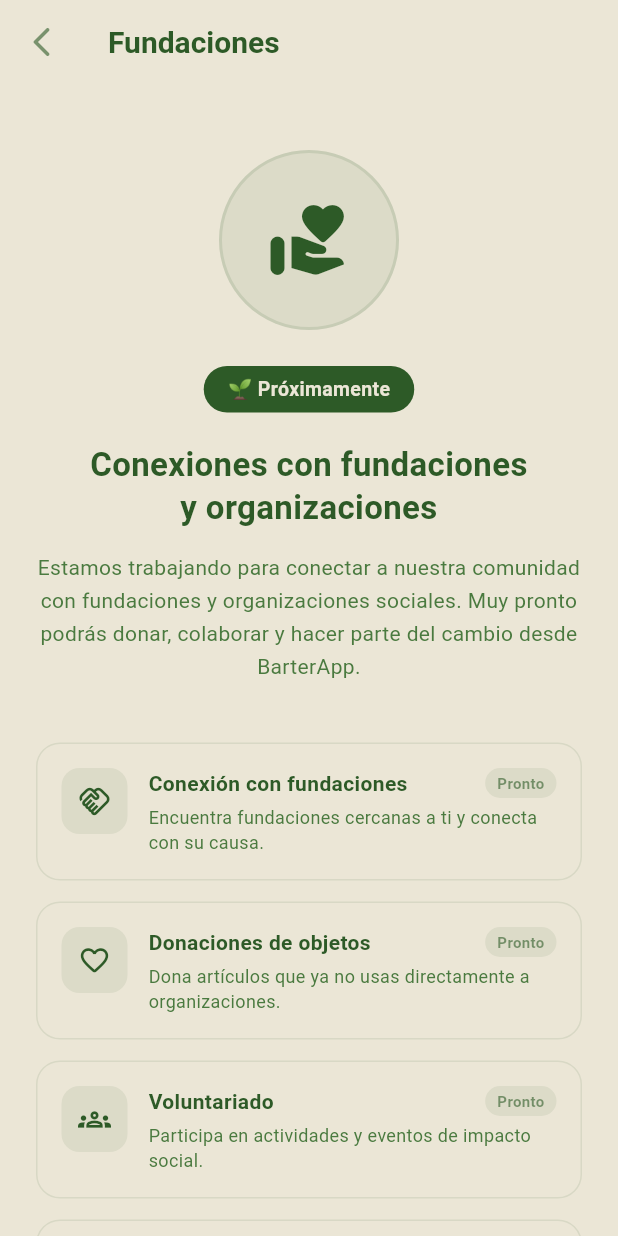
After one commit to CristianDev90/BarterApp, a Flutter app: the FundacionesScreen screen opened directly, on a phone screen of 412 x 824 dp. The commit adds this screen. Run offline on Flutter 3.47's test engine with Material 3 defaults, Android fonts, the phone set to English and light mode, and no system bars; our stand-ins replace cloud_firestore, firebase_auth, firebase_core, firebase_messaging, flutter_image_compress, flutter_local_notifications and 2 more; missing offline and left inert: cloudinary_public; accounts and stored records are empty; Roboto replaces fonts that are missing (Nunito).

Commit message:
fundaciones

```diff
--- a/lib/screens/feed_screen.dart
+++ b/lib/screens/feed_screen.dart
@@ -8,6 +8,7 @@ import 'crear_publicacion_screen.dart';
 import 'perfil_screen.dart';
 import 'detalle_publicacion_screen.dart';
 import 'intercambios_screen.dart';
+import 'fundaciones_screen.dart';
 
 class FeedScreen extends StatefulWidget {
   const FeedScreen({super.key});
--- /dev/null
+++ b/lib/screens/fundaciones_screen.dart
@@ -0,0 +1,252 @@
+import 'package:flutter/material.dart';
+
+class FundacionesScreen extends StatelessWidget {
+  const FundacionesScreen({super.key});
+
+  static const _verde      = Color(0xFF2D5A27);
+  static const _verdeMedio = Color(0xFF4A7A3F);
+  static const _fondo      = Color(0xFFEBE6D6);
+
+  @override
+  Widget build(BuildContext context) {
+    return Scaffold(
+      backgroundColor: _fondo,
+      appBar: AppBar(
+        backgroundColor: _fondo,
+        elevation: 0,
+        leading: IconButton(
+          icon: Icon(Icons.arrow_back_ios_rounded,
+              color: _verde.withValues(alpha: 0.6)),
+          onPressed: () => Navigator.pop(context),
+        ),
+        title: Text(
+          'Fundaciones',
+          style: TextStyle(
+            color: _verde,
+            fontWeight: FontWeight.bold,
+            fontSize: 20,
+          ),
+        ),
+      ),
+      body: SingleChildScrollView(
+        padding: const EdgeInsets.all(24),
+        child: Column(
+          crossAxisAlignment: CrossAxisAlignment.center,
+          children: [
+            const SizedBox(height: 20),
+
+            // ── Ícono principal ──────────────────────────────────────────
+            Container(
+              width: 120,
+              height: 120,
+              decoration: BoxDecoration(
+                color: _verde.withValues(alpha: 0.08),
+                shape: BoxShape.circle,
+                border: Border.all(
+                    color: _verde.withValues(alpha: 0.12), width: 2),
+              ),
+              child: Icon(
+                Icons.volunteer_activism_rounded,
+                size: 56,
+                color: _verde,
+              ),
+            ),
+            const SizedBox(height: 24),
+
+            // ── Badge "Próximamente" ─────────────────────────────────────
+            Container(
+              padding: const EdgeInsets.symmetric(horizontal: 16, vertical: 6),
+              decoration: BoxDecoration(
+                color: _verde,
+                borderRadius: BorderRadius.circular(50),
+              ),
+              child: Text(
+                '🌱 Próximamente',
+                style: TextStyle(
+                  color: _fondo,
+                  fontWeight: FontWeight.bold,
+                  fontSize: 13,
+                ),
+              ),
+            ),
+            const SizedBox(height: 20),
+
+            // ── Título ───────────────────────────────────────────────────
+            Text(
+              'Conexiones con fundaciones\ny organizaciones',
+              textAlign: TextAlign.center,
+              style: TextStyle(
+                color: _verde,
+                fontSize: 22,
+                fontWeight: FontWeight.bold,
+                height: 1.3,
+              ),
+            ),
+            const SizedBox(height: 14),
+
+            // ── Descripción ──────────────────────────────────────────────
+            Text(
+              'Estamos trabajando para conectar a nuestra comunidad '
+              'con fundaciones y organizaciones sociales. '
+              'Muy pronto podrás donar, colaborar y hacer parte '
+              'del cambio desde BarterApp.',
+              textAlign: TextAlign.center,
+              style: TextStyle(
+                color: _verdeMedio,
+                fontSize: 14,
+                height: 1.6,
+              ),
+            ),
+            const SizedBox(height: 40),
+
+            // ── Tarjetas de funciones futuras ────────────────────────────
+            _buildTarjetaFutura(
+              icono: Icons.handshake_outlined,
+              titulo: 'Conexión con fundaciones',
+              descripcion:
+                  'Encuentra fundaciones cercanas a ti y conecta con su causa.',
+            ),
+            const SizedBox(height: 14),
+            _buildTarjetaFutura(
+              icono: Icons.favorite_border_rounded,
+              titulo: 'Donaciones de objetos',
+              descripcion:
+                  'Dona artículos que ya no usas directamente a organizaciones.',
+            ),
+            const SizedBox(height: 14),
+            _buildTarjetaFutura(
+              icono: Icons.groups_outlined,
+              titulo: 'Voluntariado',
+              descripcion:
+                  'Participa en actividades y eventos de impacto social.',
+            ),
+            const SizedBox(height: 14),
+            _buildTarjetaFutura(
+              icono: Icons.business_outlined,
+              titulo: 'Alianzas con empresas',
+              descripcion:
+                  'Empresas comprometidas con el medio ambiente y la comunidad.',
+            ),
+            const SizedBox(height: 40),
+
+            // ── Mensaje final ────────────────────────────────────────────
+            Container(
+              width: double.infinity,
+              padding: const EdgeInsets.all(20),
+              decoration: BoxDecoration(
+                color: _verde.withValues(alpha: 0.06),
+                borderRadius: BorderRadius.circular(20),
+                border: Border.all(color: _verde.withValues(alpha: 0.1)),
+              ),
+              child: Column(
+                children: [
+                  Text('🌍',
+                      style: const TextStyle(fontSize: 32)),
+                  const SizedBox(height: 12),
+                  Text(
+                    'Juntos construimos\nuna comunidad mejor',
+                    textAlign: TextAlign.center,
+                    style: TextStyle(
+                      color: _verde,
+                      fontSize: 15,
+                      fontWeight: FontWeight.bold,
+                      height: 1.4,
+                    ),
+                  ),
+                  const SizedBox(height: 8),
+                  Text(
+                    'Esta función estará disponible en una próxima versión de BarterApp.',
+                    textAlign: TextAlign.center,
+                    style: TextStyle(
+                      color: _verdeMedio,
+                      fontSize: 12,
+                      height: 1.5,
+                    ),
+                  ),
+                ],
+              ),
+            ),
+            const SizedBox(height: 30),
+          ],
+        ),
+      ),
+    );
+  }
+
+  Widget _buildTarjetaFutura({
+    required IconData icono,
+    required String titulo,
+    required String descripcion,
+  }) {
+    return Container(
+      width: double.infinity,
+      padding: const EdgeInsets.all(16),
+      decoration: BoxDecoration(
+        color: _fondo,
+        borderRadius: BorderRadius.circular(16),
+        border: Border.all(color: _verde.withValues(alpha: 0.1)),
+      ),
+      child: Row(
+        crossAxisAlignment: CrossAxisAlignment.start,
+        children: [
+          Container(
+            width: 44,
+            height: 44,
+            decoration: BoxDecoration(
+              color: _verde.withValues(alpha: 0.08),
+              borderRadius: BorderRadius.circular(12),
+            ),
+            child: Icon(icono, color: _verde, size: 22),
+          ),
+          const SizedBox(width: 14),
+          Expanded(
+            child: Column(
+              crossAxisAlignment: CrossAxisAlignment.start,
+              children: [
+                Row(
+                  children: [
+                    Expanded(
+                      child: Text(
+                        titulo,
+                        style: TextStyle(
+                          color: _verde,
+                          fontWeight: FontWeight.bold,
+                          fontSize: 14,
+                        ),
+                      ),
+                    ),
+                    Container(
+                      padding: const EdgeInsets.symmetric(
+                          horizontal: 8, vertical: 3),
+                      decoration: BoxDecoration(
+                        color: _verde.withValues(alpha: 0.08),
+                        borderRadius: BorderRadius.circular(50),
+                      ),
+                      child: Text(
+                        'Pronto',
+                        style: TextStyle(
+                          color: _verde.withValues(alpha: 0.6),
+                          fontSize: 10,
+                          fontWeight: FontWeight.bold,
+                        ),
+                      ),
+                    ),
+                  ],
+                ),
+                const SizedBox(height: 4),
+                Text(
+                  descripcion,
+                  style: TextStyle(
+                    color: _verdeMedio,
+                    fontSize: 12,
+                    height: 1.4,
+                  ),
+                ),
+              ],
+            ),
+          ),
+        ],
+      ),
+    );
+  }
+}
```
